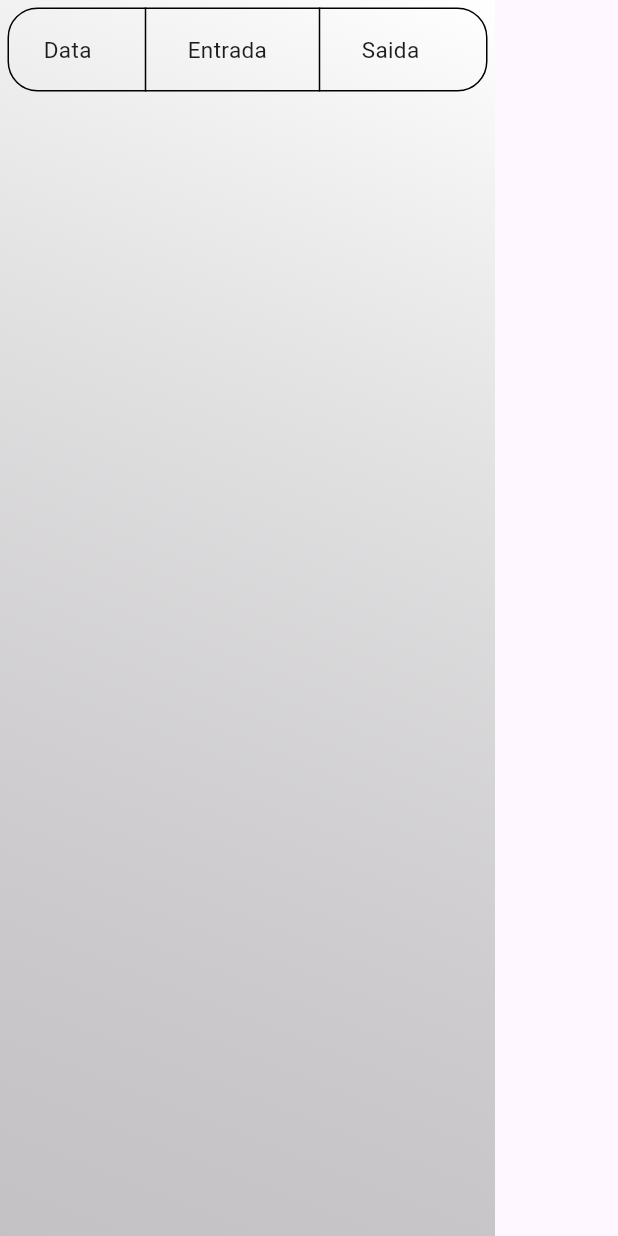
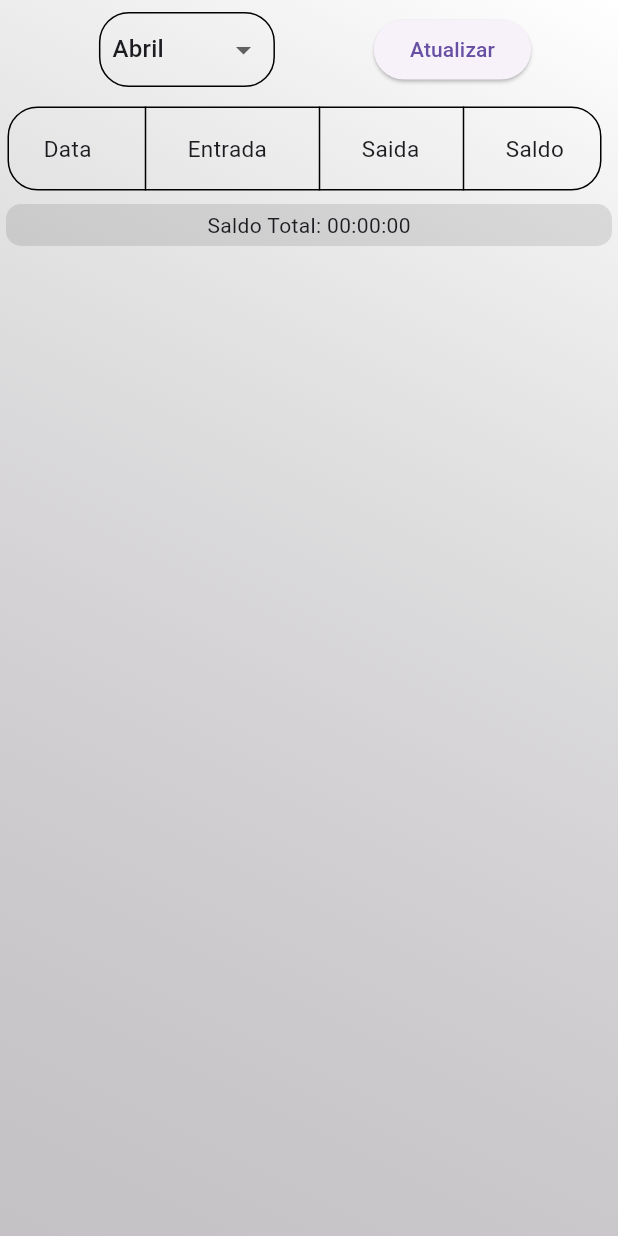
Before and after one commit to YuzuruTK/Registro-de-frequencia, a Flutter app: the Visualizacao widget shown alone on an empty page, opened directly, on a phone screen of 412 x 824 dp. Run offline on Flutter 3.47's test engine with Material 3 defaults, Android fonts, the phone set to English and light mode, and no system bars; our stand-ins replace sqflite; accounts and stored records are empty.

Commit message:
Some Fixes on How data is showed on Visualization Tab, and some rules to how insert and atualize the time, to make sure that it will work even if the customer forgets to use it again

```diff
--- a/lib/colors.dart
+++ b/lib/colors.dart
@@ -3,12 +3,12 @@ import 'package:flutter/material.dart';
 var corsim = [
   Colors.deepPurple[300],
   Colors.purple,
-  Color.fromRGBO(255, 170, 0, 1),
-  Color.fromRGBO(255, 162, 0, 1),
-  Color.fromRGBO(255, 149, 0, 1)
+  const Color.fromRGBO(255, 170, 0, 1),
+  const Color.fromRGBO(255, 162, 0, 1),
+  const Color.fromRGBO(255, 149, 0, 1)
 ];
 var cornao = [
-  Color.fromRGBO(255, 234, 0, 1),
-  Color.fromRGBO(255, 221, 0, 1),
-  Color.fromRGBO(255, 208, 0, 1)
+  const Color.fromRGBO(255, 234, 0, 1),
+  const Color.fromRGBO(255, 221, 0, 1),
+  const Color.fromRGBO(255, 208, 0, 1)
 ];
--- a/lib/screens/visualizacao.dart
+++ b/lib/screens/visualizacao.dart
@@ -1,8 +1,11 @@
+// ignore_for_file: library_private_types_in_public_api
+
 import 'package:flutter/material.dart';
 import 'package:registro_de_ponto/connection.dart';
+import 'package:intl/intl.dart';
 
 class Visualizacao extends StatefulWidget {
-  const Visualizacao({Key? key}) : super(key: key);
+  const Visualizacao({super.key});
 
   @override
   _VisualizacaoState createState() => _VisualizacaoState();
@@ -10,17 +13,23 @@ class Visualizacao extends StatefulWidget {
 
 class _VisualizacaoState extends State<Visualizacao> {
   Map registros = {};
+  List<DateTime> datas = [];
+  int actualMonth = DateTime.now().month;
 
   @override
   void initState() {
     super.initState();
-    getRegisters();
+    getRegisters(actualMonth);
   }
 
-  getRegisters() async {
-    final registers = await Connection().select();
+  getRegisters(int month) async {
+    registros = {};
+    DateTime now = DateTime.now();
+    final registers = await Connection().select(DateTime(now.year, month, 1),
+        DateTime(now.year, month, now.day).add(const Duration(days: 1)));
     for (Map element in registers) {
       registros.addAll({
+        // "2024-04-22": ["10/04", "10/05"]
         element["dia"]: [element["entrada"], element["saida"]]
       });
     }
@@ -31,35 +40,52 @@ class _VisualizacaoState extends State<Visualizacao> {
 
   @override
   Widget build(BuildContext context) {
-    Size size = MediaQuery.sizeOf(context);
+    // Size size = MediaQuery.sizeOf(context);
+    Duration saldoTotal = const Duration(seconds: 0);
+
     List<DataColumn> getColumns() {
       List<DataColumn> columns = [];
-      columns.add(DataColumn(label: Container(width: 40, child: Text("Data"))));
-      columns
-          .add(DataColumn(label: Container(width: 60, child: Text("Entrada"))));
-      columns
-          .add(DataColumn(label: Container(width: 60, child: Text("Saida"))));
+      columns.add(
+          const DataColumn(label: SizedBox(width: 40, child: Text("Data"))));
+      columns.add(
+          const DataColumn(label: SizedBox(width: 60, child: Text("Entrada"))));
+      columns.add(
+          const DataColumn(label: SizedBox(width: 40, child: Text("Saida"))));
+      columns.add(
+          const DataColumn(label: SizedBox(width: 40, child: Text("Saldo"))));
       return columns;
     }
 
     List<DataRow> getRows() {
       List<DataRow> rows = [];
       List weekdays = [
-        "Domingo",
+        "Nada",
         "Segunda",
         "Terça",
         "Quarta",
         "Quinta",
         "Sexta",
-        "Sabado"
+        "Sabado",
+        "Domingo"
       ];
       for (String data in registros.keys) {
         DateTime day = DateTime.parse(data);
         String dia = "${day.day}/${day.month} - ${weekdays[day.weekday]}";
+        final timeFormat = DateFormat("HH:mm:ss");
+        final entrada = timeFormat.parse(registros[data][0]);
+
+        final saida = registros[data][1] != ""
+            ? timeFormat.parse(registros[data][1])
+            : DateTime(0);
+        Duration saldo = registros[data][1] != ""
+            ? saida.difference(entrada)
+            : Duration.zero;
+        saldoTotal += saldo;
         rows.add(DataRow(cells: [
           DataCell(Text(dia)),
-          DataCell(Text(registros[data][0])),
-          DataCell(Text(registros[data][1]))
+          DataCell(Text(timeFormat.format(entrada))),
+          DataCell(Text(timeFormat.format(saida))),
+          DataCell(Text(saldo.toString().split('.').first.padLeft(8, "0")))
         ]));
       }
 
@@ -75,17 +101,72 @@ class _VisualizacaoState extends State<Visualizacao> {
             Colors.white,
             Colors.grey.withOpacity(0.6),
           ])),
-      child: Column(
+      child: ListView(
         children: [
+          Row(mainAxisAlignment: MainAxisAlignment.spaceEvenly, children: [
+            Container(
+              padding: const EdgeInsets.symmetric(horizontal: 8, vertical: 0),
+              margin: const EdgeInsets.all(8),
+              decoration: BoxDecoration(
+                border: Border.all(),
+                borderRadius: BorderRadius.circular(20),
+              ),
+              child: DropdownButton(
+                underline: const Text(""),
+                elevation: 4,
+                value: actualMonth,
+                borderRadius: BorderRadius.circular(20),
+                items: const [
+                  DropdownMenuItem(value: 1, child: Text("Janeiro")),
+                  DropdownMenuItem(value: 2, child: Text("Fevereiro")),
+                  DropdownMenuItem(value: 3, child: Text("Março")),
+                  DropdownMenuItem(value: 4, child: Text("Abril")),
+                  DropdownMenuItem(value: 5, child: Text("Maio")),
+                  DropdownMenuItem(value: 6, child: Text("Junho")),
+                  DropdownMenuItem(value: 7, child: Text("Julho")),
+                  DropdownMenuItem(value: 8, child: Text("Agosto")),
+                  DropdownMenuItem(value: 9, child: Text("Setembro")),
+                  DropdownMenuItem(value: 10, child: Text("Outubro")),
+                  DropdownMenuItem(value: 11, child: Text("Novembro")),
+                  DropdownMenuItem(value: 12, child: Text("Dezembro")),
+                ],
+                onChanged: (month) {
+                  DateTime now = DateTime.now();
+                  // DateTime teste = DateTime(now.year, month ?? now.month);
+                  setState(() {
+                    actualMonth = month ?? now.month;
+                  });
+                },
+              ),
+            ),
+            ElevatedButton(
+                onPressed: () {
+                  getRegisters(actualMonth);
+                },
+                child: const Text("Atualizar"))
+          ]),
           Container(
-              padding: EdgeInsets.all(5),
-              child: DataTable(
-                columns: getColumns(),
-                rows: getRows(),
-                border:
-                    TableBorder.all(borderRadius: BorderRadius.circular(20)),
-                headingTextStyle: TextStyle(fontSize: 15),
-              ))
+              padding: const EdgeInsets.all(5),
+              child: SingleChildScrollView(
+                scrollDirection: Axis.horizontal,
+                child: DataTable(
+                  columns: getColumns(),
+                  rows: getRows(),
+                  border:
+                      TableBorder.all(borderRadius: BorderRadius.circular(20)),
+                  headingTextStyle: const TextStyle(fontSize: 15),
+                ),
+              )),
+          Container(
+            alignment: Alignment.center,
+            padding: const EdgeInsets.all(4),
+            margin: const EdgeInsets.all(4),
+            decoration: BoxDecoration(
+                borderRadius: BorderRadius.circular(10),
+                color: Colors.black.withOpacity(0.1)),
+            child: Text(
+                "Saldo Total: ${saldoTotal.toString().split('.').first.padLeft(8, "0")}"),
+          )
         ],
       ),
     );
--- a/pubspec.yaml
+++ b/pubspec.yaml
@@ -12,6 +12,8 @@ dependencies:
   sqlite3: ^2.4.2
   path_provider: ^2.1.3
   sqflite: any
+  intl: any
+  calendar_date_picker2: ^0.5.5
 dev_dependencies:
   flutter_test:
     sdk: flutter
```
Also changed, not shown: lib/connection.dart (+51 -21 lines), lib/screens/registro.dart (+6 -14 lines).
